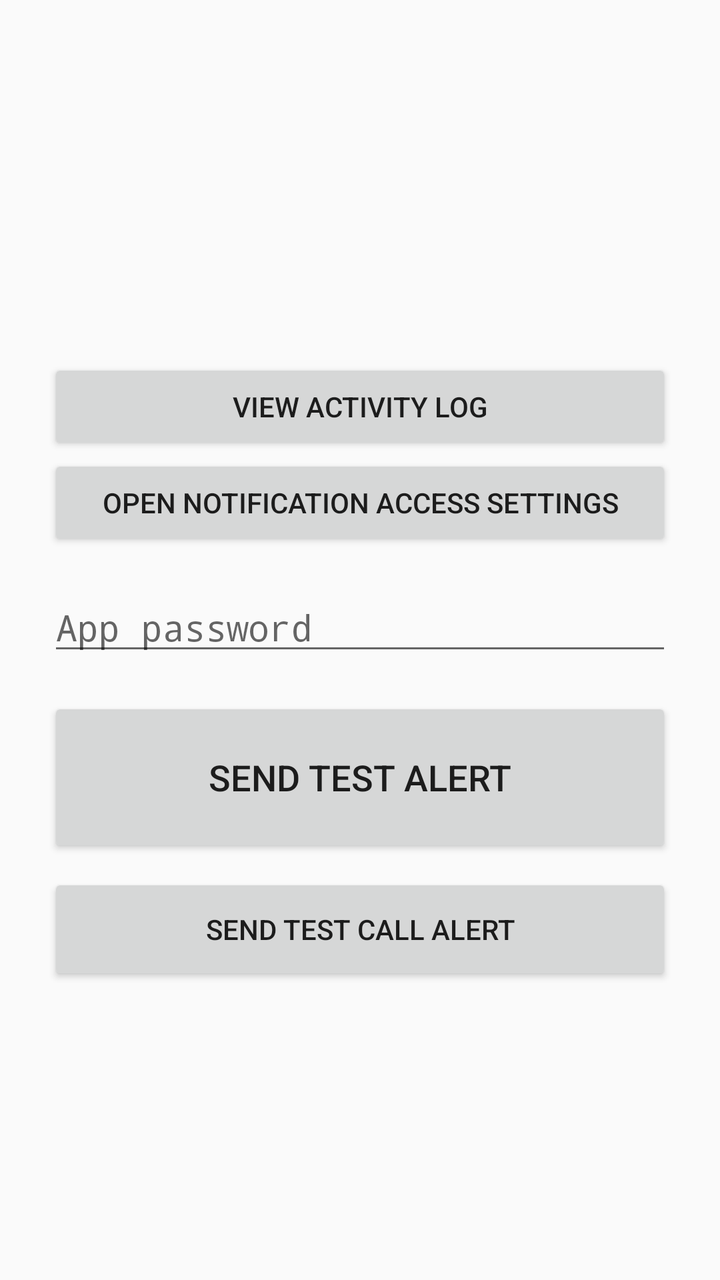
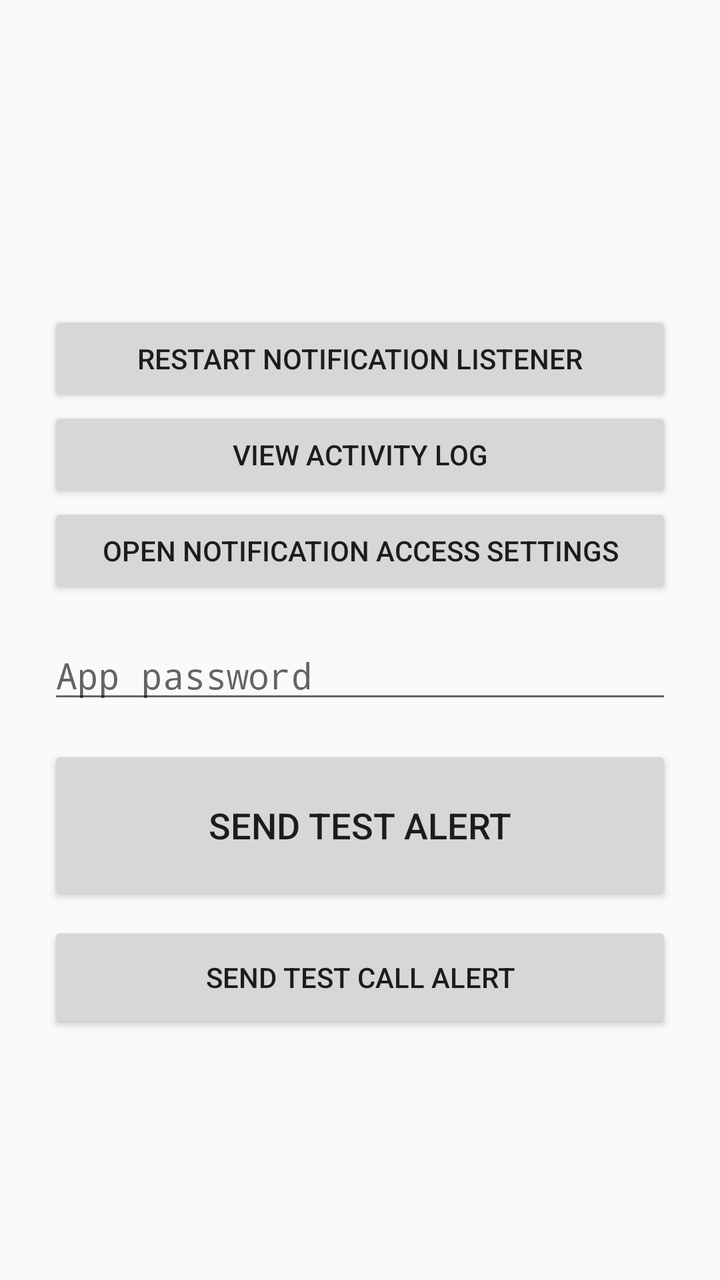

The first picture is an Android layout as it rendered before a commit; the second is the same layout after the commit. The layout source and the unified diff follow.
<!-- AndroidManifest.xml: application theme android:Theme.Material.Light.NoActionBar -->
<!-- res/layout/activity_main.xml -->
<?xml version="1.0" encoding="utf-8"?>
<ScrollView xmlns:android="http://schemas.android.com/apk/res/android"
    android:layout_width="match_parent" android:layout_height="match_parent" android:fillViewport="true">
<LinearLayout android:layout_width="match_parent" android:layout_height="wrap_content"
    android:gravity="center" android:orientation="vertical" android:padding="24dp">

    <TextView android:id="@+id/statusText" android:layout_width="match_parent" android:layout_height="wrap_content"
        android:textSize="15sp" android:paddingBottom="12dp" />

    <Button android:id="@+id/logButton" android:layout_width="match_parent" android:layout_height="wrap_content"
        android:text="View activity log" />

    <Button android:id="@+id/accessButton" android:layout_width="match_parent" android:layout_height="wrap_content"
        android:text="Open notification access settings" />

    <EditText android:id="@+id/passwordInput" android:layout_width="match_parent" android:layout_height="wrap_content"
        android:layout_marginTop="16dp" android:hint="App password" android:inputType="textPassword" />

    <Button android:id="@+id/sendButton" android:layout_width="match_parent" android:layout_height="80dp"
        android:layout_marginTop="16dp" android:text="Send Test Alert" android:textSize="18sp" />

    <Button android:id="@+id/callButton" android:layout_width="match_parent" android:layout_height="56dp"
        android:layout_marginTop="8dp" android:text="Send Test Call Alert" />
</LinearLayout>
</ScrollView>
<!-- resources referenced by this layout -->
<resources>

</resources>

<!-- the commit's change to res/layout/activity_main.xml (unified diff, before → after) -->
@@ -6,6 +6,9 @@
 
     <TextView android:id="@+id/statusText" android:layout_width="match_parent" android:layout_height="wrap_content"
         android:textSize="15sp" android:paddingBottom="12dp" />
+
+    <Button android:id="@+id/restartButton" android:layout_width="match_parent" android:layout_height="wrap_content"
+        android:text="Restart notification listener" />
 
     <Button android:id="@+id/logButton" android:layout_width="match_parent" android:layout_height="wrap_content"
         android:text="View activity log" />
